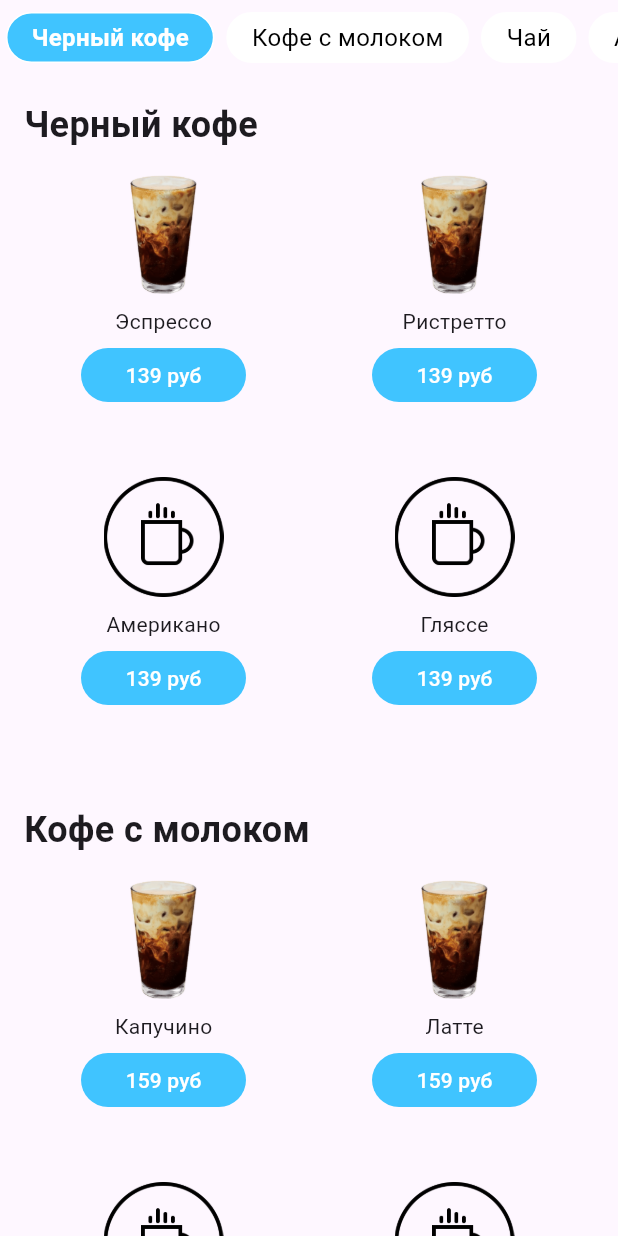
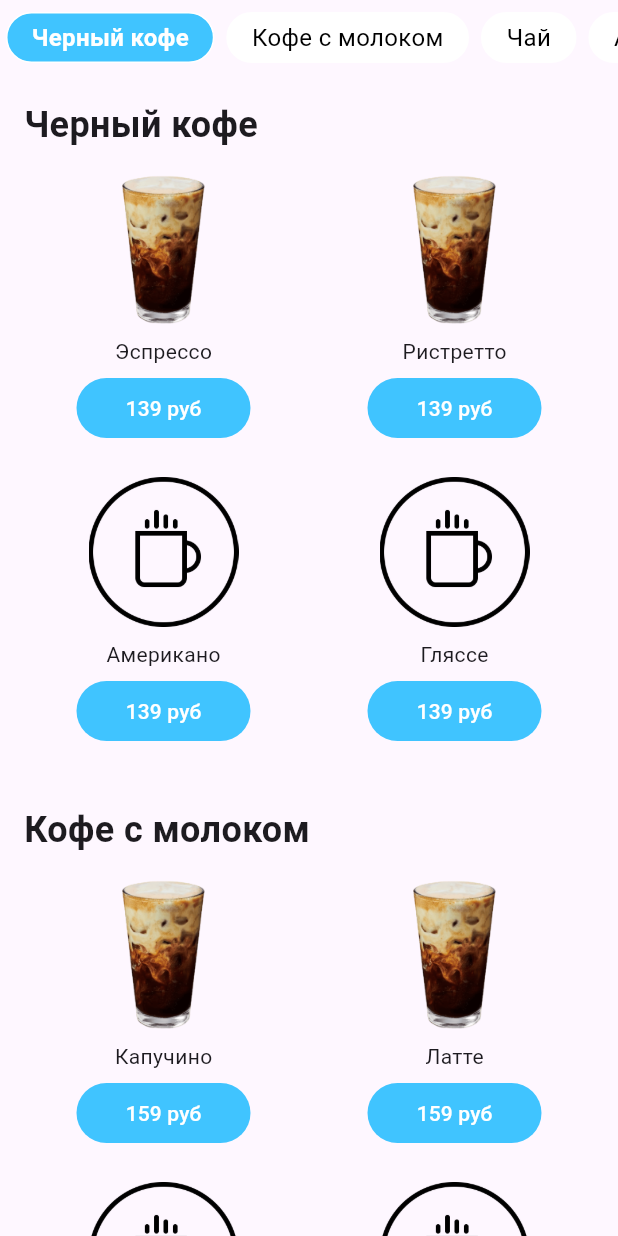
Before and after one commit to s1lda/coffee_menu, a Flutter app: the screen it shows after launch, on a phone screen of 412 x 824 dp. Run offline on Flutter 3.47's test engine with Material 3 defaults, Android fonts, the light colour scheme and no system bars.

Commit message:
fix size of image and buybutton(back)

```diff
--- a/lib/src/widgets/product_card.dart
+++ b/lib/src/widgets/product_card.dart
@@ -29,7 +29,7 @@ class ProductCard extends StatelessWidget {
         children: [
           Image.asset(
             imageUrl,
-            height: 80,
+            height: 100,
             fit: BoxFit.cover,
           ),
           const SizedBox(height: 8),
@@ -48,8 +48,8 @@ class ProductCard extends StatelessWidget {
 
   Widget buildBuyButton() {
     return Container(
-      width: 110,
-      height: 36,
+      width: 116,
+      height: 40,
       decoration: BoxDecoration(
         color: Colors.lightBlueAccent,
         borderRadius: BorderRadius.circular(20),
```
